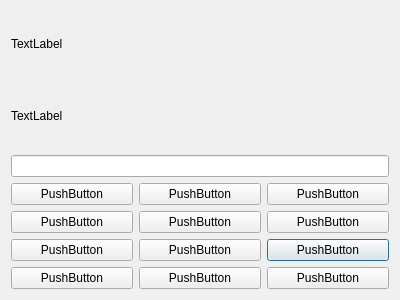
This is DLLPinUI/pincode.ui in bank-2022/group11 as Qt 5 draws it before an edit. The edited form follows.
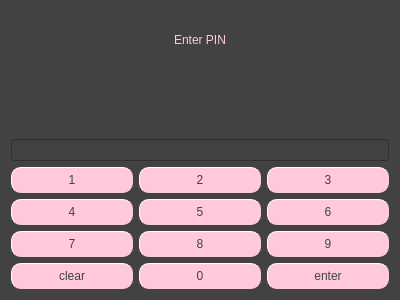
This is the edited form.

```diff
--- a/DLLPinUI/pincode.ui
+++ b/DLLPinUI/pincode.ui
@@ -13,111 +13,300 @@
   <property name="windowTitle">
    <string>Dialog</string>
   </property>
+  <property name="styleSheet">
+   <string notr="true">background-color:rgb(66, 66, 66);</string>
+  </property>
   <layout class="QVBoxLayout" name="verticalLayout">
-   <item>
+   <item alignment="Qt::AlignHCenter|Qt::AlignVCenter">
     <widget class="QLabel" name="label">
+     <property name="styleSheet">
+      <string notr="true">color: rgb(255, 200, 221);
+font: 63 12pt &quot;Lato Semibold&quot;;</string>
+     </property>
      <property name="text">
-      <string>TextLabel</string>
+      <string>Enter PIN</string>
      </property>
     </widget>
    </item>
-   <item>
+   <item alignment="Qt::AlignHCenter|Qt::AlignVCenter">
     <widget class="QLabel" name="label_2">
+     <property name="styleSheet">
+      <string notr="true">color: rgb(255, 200, 221);
+font: 63 10pt &quot;Lato Semibold&quot;;</string>
+     </property>
      <property name="text">
-      <string>TextLabel</string>
+      <string/>
      </property>
     </widget>
    </item>
    <item>
     <widget class="QLineEdit" name="lineEdit">
+     <property name="styleSheet">
+      <string notr="true">color: rgb(255, 200, 221);
+border-color: rgb(255, 200, 221);</string>
+     </property>
+     <property name="text">
+      <string/>
+     </property>
      <property name="maxLength">
       <number>4</number>
      </property>
+     <property name="echoMode">
+      <enum>QLineEdit::Password</enum>
+     </property>
     </widget>
    </item>
    <item>
     <layout class="QGridLayout" name="gridLayout">
      <item row="2" column="2">
       <widget class="QPushButton" name="B9">
+       <property name="cursor">
+        <cursorShape>PointingHandCursor</cursorShape>
+       </property>
+       <property name="styleSheet">
+        <string notr="true">font: 63 9pt &quot;Lato Semibold&quot;;
+color: rgb(66, 66, 66);
+background-color:rgb(255, 200, 221);
+border-style: outset;
+border-width: 1px;
+border-radius: 10px;
+border-color:rgb(255, 200, 221);
+min-width: 1em;
+padding: 5px;</string>
+       </property>
        <property name="text">
-        <string>PushButton</string>
+        <string>9</string>
        </property>
       </widget>
      </item>
      <item row="0" column="0">
       <widget class="QPushButton" name="B1">
+       <property name="cursor">
+        <cursorShape>PointingHandCursor</cursorShape>
+       </property>
+       <property name="styleSheet">
+        <string notr="true">font: 63 9pt &quot;Lato Semibold&quot;;
+color: rgb(66, 66, 66);
+background-color:rgb(255, 200, 221);
+border-style: outset;
+border-width: 1px;
+border-radius: 10px;
+border-color:rgb(255, 200, 221);
+min-width: 1em;
+padding: 5px;</string>
+       </property>
        <property name="text">
-        <string>PushButton</string>
+        <string>1</string>
        </property>
       </widget>
      </item>
      <item row="0" column="2">
       <widget class="QPushButton" name="B3">
+       <property name="cursor">
+        <cursorShape>PointingHandCursor</cursorShape>
+       </property>
+       <property name="styleSheet">
+        <string notr="true">font: 63 9pt &quot;Lato Semibold&quot;;
+color: rgb(66, 66, 66);
+background-color:rgb(255, 200, 221);
+border-style: outset;
+border-width: 1px;
+border-radius: 10px;
+border-color:rgb(255, 200, 221);
+min-width: 1em;
+padding: 5px;</string>
+       </property>
        <property name="text">
-        <string>PushButton</string>
+        <string>3</string>
        </property>
       </widget>
      </item>
      <item row="1" column="0">
       <widget class="QPushButton" name="B4">
+       <property name="cursor">
+        <cursorShape>PointingHandCursor</cursorShape>
+       </property>
+       <property name="styleSheet">
+        <string notr="true">font: 63 9pt &quot;Lato Semibold&quot;;
+color: rgb(66, 66, 66);
+background-color:rgb(255, 200, 221);
+border-style: outset;
+border-width: 1px;
+border-radius: 10px;
+border-color:rgb(255, 200, 221);
+min-width: 1em;
+padding: 5px;</string>
+       </property>
        <property name="text">
-        <string>PushButton</string>
+        <string>4</string>
        </property>
       </widget>
      </item>
      <item row="1" column="2">
       <widget class="QPushButton" name="B6">
+       <property name="cursor">
+        <cursorShape>PointingHandCursor</cursorShape>
+       </property>
+       <property name="styleSheet">
+        <string notr="true">font: 63 9pt &quot;Lato Semibold&quot;;
+color: rgb(66, 66, 66);
+background-color:rgb(255, 200, 221);
+border-style: outset;
+border-width: 1px;
+border-radius: 10px;
+border-color:rgb(255, 200, 221);
+min-width: 1em;
+padding: 5px;</string>
+       </property>
        <property name="text">
-        <string>PushButton</string>
+        <string>6</string>
        </property>
       </widget>
      </item>
      <item row="1" column="1">
       <widget class="QPushButton" name="B5">
+       <property name="cursor">
+        <cursorShape>PointingHandCursor</cursorShape>
+       </property>
+       <property name="styleSheet">
+        <string notr="true">font: 63 9pt &quot;Lato Semibold&quot;;
+color: rgb(66, 66, 66);
+background-color:rgb(255, 200, 221);
+border-style: outset;
+border-width: 1px;
+border-radius: 10px;
+border-color:rgb(255, 200, 221);
+min-width: 1em;
+padding: 5px;</string>
+       </property>
        <property name="text">
-        <string>PushButton</string>
+        <string>5</string>
        </property>
       </widget>
      </item>
      <item row="0" column="1">
       <widget class="QPushButton" name="B2">
+       <property name="cursor">
+        <cursorShape>PointingHandCursor</cursorShape>
+       </property>
+       <property name="styleSheet">
+        <string notr="true">font: 63 9pt &quot;Lato Semibold&quot;;
+color: rgb(66, 66, 66);
+background-color:rgb(255, 200, 221);
+border-style: outset;
+border-width: 1px;
+border-radius: 10px;
+border-color:rgb(255, 200, 221);
+min-width: 1em;
+padding: 5px;</string>
+       </property>
        <property name="text">
-        <string>PushButton</string>
+        <string>2</string>
        </property>
       </widget>
      </item>
      <item row="2" column="0">
       <widget class="QPushButton" name="B7">
+       <property name="cursor">
+        <cursorShape>PointingHandCursor</cursorShape>
+       </property>
+       <property name="styleSheet">
+        <string notr="true">font: 63 9pt &quot;Lato Semibold&quot;;
+color: rgb(66, 66, 66);
+background-color:rgb(255, 200, 221);
+border-style: outset;
+border-width: 1px;
+border-radius: 10px;
+border-color:rgb(255, 200, 221);
+min-width: 1em;
+padding: 5px;</string>
+       </property>
        <property name="text">
-        <string>PushButton</string>
+        <string>7</string>
        </property>
       </widget>
      </item>
      <item row="2" column="1">
       <widget class="QPushButton" name="B8">
+       <property name="cursor">
+        <cursorShape>PointingHandCursor</cursorShape>
+       </property>
+       <property name="styleSheet">
+        <string notr="true">font: 63 9pt &quot;Lato Semibold&quot;;
+color: rgb(66, 66, 66);
+background-color:rgb(255, 200, 221);
+border-style: outset;
+border-width: 1px;
+border-radius: 10px;
+border-color:rgb(255, 200, 221);
+min-width: 1em;
+padding: 5px;</string>
+       </property>
        <property name="text">
-        <string>PushButton</string>
+        <string>8</string>
        </property>
       </widget>
      </item>
      <item row="3" column="0">
       <widget class="QPushButton" name="BBack">
+       <property name="cursor">
+        <cursorShape>PointingHandCursor</cursorShape>
+       </property>
+       <property name="styleSheet">
+        <string notr="true">font: 63 9pt &quot;Lato Semibold&quot;;
+color: rgb(66, 66, 66);
+background-color:rgb(255, 200, 221);
+border-style: outset;
+border-width: 1px;
+border-radius: 10px;
+border-color:rgb(255, 200, 221);
+min-width: 1em;
+padding: 5px;</string>
+       </property>
        <property name="text">
-        <string>PushButton</string>
+        <string>clear</string>
        </property>
       </widget>
      </item>
      <item row="3" column="1">
       <widget class="QPushButton" name="B0">
+       <property name="cursor">
+        <cursorShape>PointingHandCursor</cursorShape>
+       </property>
+       <property name="styleSheet">
+        <string notr="true">font: 63 9pt &quot;Lato Semibold&quot;;
+color: rgb(66, 66, 66);
+background-color:rgb(255, 200, 221);
+border-style: outset;
+border-width: 1px;
+border-radius: 10px;
+border-color:rgb(255, 200, 221);
+min-width: 1em;
+padding: 5px;</string>
+       </property>
        <property name="text">
-        <string>PushButton</string>
+        <string>0</string>
        </property>
       </widget>
      </item>
      <item row="3" column="2">
       <widget class="QPushButton" name="BEnter">
+       <property name="cursor">
+        <cursorShape>PointingHandCursor</cursorShape>
+       </property>
+       <property name="styleSheet">
+        <string notr="true">font: 63 9pt &quot;Lato Semibold&quot;;
+color: rgb(66, 66, 66);
+background-color:rgb(255, 200, 221);
+border-style: outset;
+border-width: 1px;
+border-radius: 10px;
+border-color:rgb(255, 200, 221);
+min-width: 1em;
+padding: 5px;</string>
+       </property>
        <property name="text">
-        <string>PushButton</string>
+        <string>enter</string>
        </property>
       </widget>
      </item>
```
